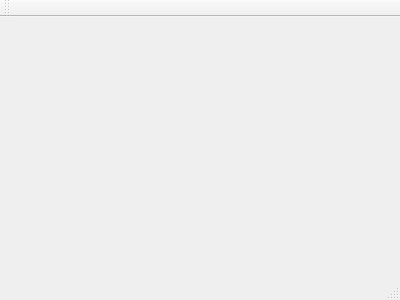
First picture: the form in TermProject/mainwindow.ui, repository army365/cmpt365, before the edit.
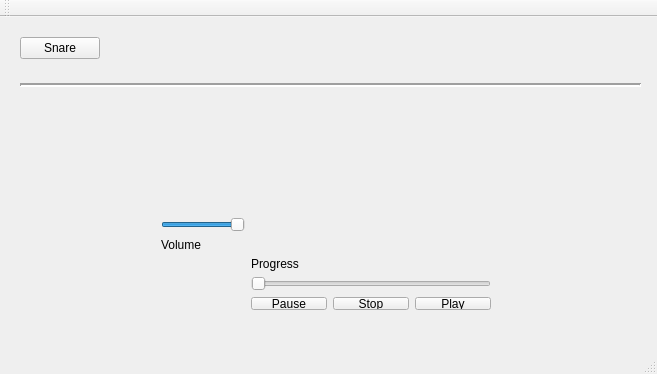
Second picture: the form after the edit.

The edit to the form file:
```diff
--- a/TermProject/mainwindow.ui
+++ b/TermProject/mainwindow.ui
@@ -1,24 +1,149 @@
 <ui version="4.0">
  <class>MainWindow</class>
- <widget class="QMainWindow" name="MainWindow" >
-  <property name="geometry" >
+ <widget class="QMainWindow" name="MainWindow">
+  <property name="geometry">
    <rect>
     <x>0</x>
     <y>0</y>
-    <width>400</width>
-    <height>300</height>
+    <width>657</width>
+    <height>374</height>
    </rect>
   </property>
   <property name="windowTitle" >
    <string>MainWindow</string>
   </property>
-  <widget class="QMenuBar" name="menuBar" />
-  <widget class="QToolBar" name="mainToolBar" />
-  <widget class="QWidget" name="centralWidget" />
-  <widget class="QStatusBar" name="statusBar" />
+  <widget class="QWidget" name="centralWidget">
+   <widget class="QWidget" name="layoutWidget">
+    <property name="geometry">
+     <rect>
+      <x>150</x>
+      <y>190</y>
+      <width>352</width>
+      <height>114</height>
+     </rect>
+    </property>
+    <layout class="QFormLayout" name="formLayout">
+     <item row="0" column="0">
+      <layout class="QGridLayout" name="gridLayout_2">
+       <item row="1" column="0">
+        <widget class="QLabel" name="label">
+         <property name="text">
+          <string>Volume</string>
+         </property>
+        </widget>
+       </item>
+       <item row="0" column="0">
+        <widget class="QSlider" name="sliderVolume">
+         <property name="value">
+          <number>99</number>
+         </property>
+         <property name="orientation">
+          <enum>Qt::Horizontal</enum>
+         </property>
+        </widget>
+       </item>
+      </layout>
+     </item>
+     <item row="1" column="1">
+      <widget class="QLabel" name="label_2">
+       <property name="text">
+        <string>Progress</string>
+       </property>
+      </widget>
+     </item>
+     <item row="2" column="1">
+      <layout class="QVBoxLayout" name="verticalLayout">
+       <item>
+        <widget class="QSlider" name="sliderProgress">
+         <property name="orientation">
+          <enum>Qt::Horizontal</enum>
+         </property>
+        </widget>
+       </item>
+       <item>
+        <layout class="QGridLayout" name="gridLayout">
+         <item row="0" column="0">
+          <layout class="QHBoxLayout" name="horizontalLayout">
+           <item>
+            <widget class="QPushButton" name="pauseButton">
+             <property name="text">
+              <string>Pause</string>
+             </property>
+            </widget>
+           </item>
+           <item>
+            <widget class="QPushButton" name="stopButton">
+             <property name="text">
+              <string>Stop</string>
+             </property>
+            </widget>
+           </item>
+           <item>
+            <widget class="QPushButton" name="playButton">
+             <property name="text">
+              <string>Play</string>
+             </property>
+            </widget>
+           </item>
+          </layout>
+         </item>
+        </layout>
+       </item>
+      </layout>
+     </item>
+    </layout>
+   </widget>
+   <widget class="QPushButton" name="Snare">
+    <property name="geometry">
+     <rect>
+      <x>20</x>
+      <y>20</y>
+      <width>80</width>
+      <height>22</height>
+     </rect>
+    </property>
+    <property name="text">
+     <string>Snare</string>
+    </property>
+   </widget>
+   <widget class="Line" name="line">
+    <property name="geometry">
+     <rect>
+      <x>20</x>
+      <y>60</y>
+      <width>621</width>
+      <height>16</height>
+     </rect>
+    </property>
+    <property name="lineWidth">
+     <number>2</number>
+    </property>
+    <property name="orientation">
+     <enum>Qt::Horizontal</enum>
+    </property>
+   </widget>
+  </widget>
+  <widget class="QMenuBar" name="menuBar">
+   <property name="geometry">
+    <rect>
+     <x>0</x>
+     <y>0</y>
+     <width>657</width>
+     <height>21</height>
+    </rect>
+   </property>
+  </widget>
+  <widget class="QToolBar" name="mainToolBar">
+   <attribute name="toolBarArea">
+    <enum>TopToolBarArea</enum>
+   </attribute>
+   <attribute name="toolBarBreak">
+    <bool>false</bool>
+   </attribute>
+  </widget>
+  <widget class="QStatusBar" name="statusBar"/>
  </widget>
- <layoutDefault spacing="6" margin="11" />
- <pixmapfunction></pixmapfunction>
+ <layoutdefault spacing="6" margin="11"/>
  <resources/>
  <connections/>
 </ui>
```
Left out of the diff: 3 changed lines with no effect on the pictures.
